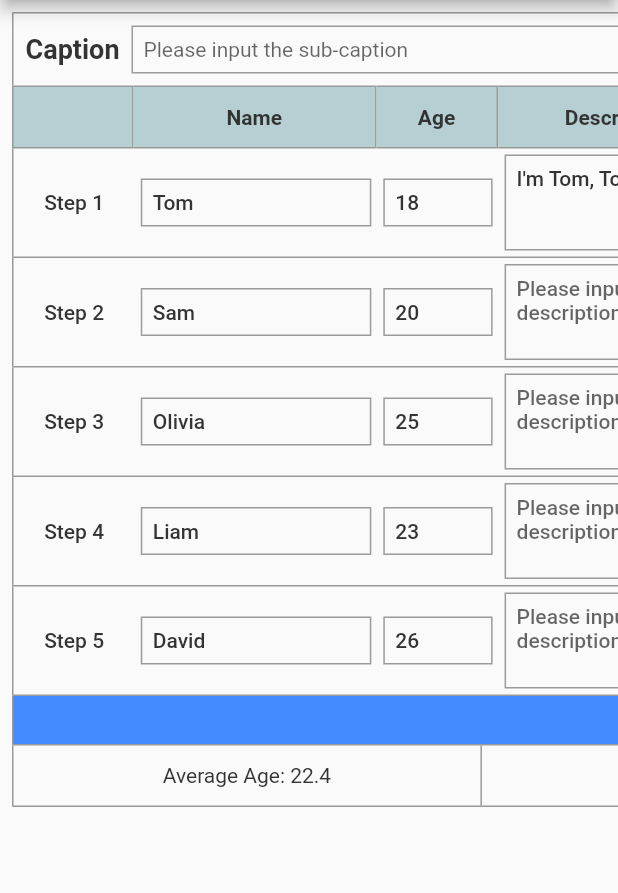
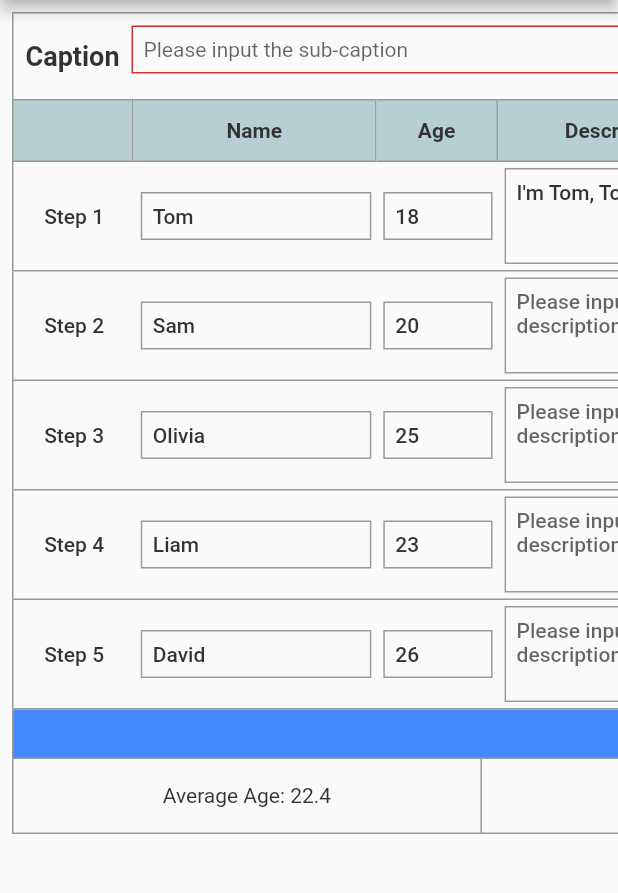
Before and after one commit to lianfanghua/flutter_editable_table, a Flutter app: the screen it shows after launch, after a tap on the "edit" icon, on a phone screen of 412 x 824 dp, the part 84-977 px from its top. Run offline on Flutter 3.47's test engine with Material 2 defaults, Android fonts, the phone set to English and light mode, and no system bars; our stand-ins replace flutter_datetime_picker.

Commit message:
docs: update example and docs

```diff
--- a/example/lib/main.dart
+++ b/example/lib/main.dart
@@ -1,4 +1,5 @@
 import 'package:flutter/material.dart';
+import 'package:flutter_editable_table/constants.dart';
 import 'package:flutter_editable_table/entities/table_entity.dart';
 import 'package:flutter_editable_table/flutter_editable_table.dart';
 
@@ -49,50 +50,77 @@ class _MyHomePageState extends State<MyHomePage> {
         "title": "Caption",
         "display": true,
         "editable": false,
-        "input_decoration": {"min_lines": 1, "max_lines": 1, "max_length": 64, "hint_text": "Please input the caption", "fill_color": null},
-        "style": {"font_weight": "bold", "font_size": 18.0, "font_color": "#333333", "background_color": null, "horizontal_alignment": "center", "vertical_alignment": "center", "text_align": "center"}
+        "style": {
+          "font_weight": "bold",
+          "font_size": 18.0,
+          "font_color": "#333333",
+          "background_color": null,
+          "horizontal_alignment": "center",
+          "vertical_alignment": "center",
+          "text_align": "center"
+        }
       },
       "sub_caption": {
         "title": null,
         "display": true,
         "editable": true,
-        "input_decoration": {"min_lines": 1, "max_lines": 1, "max_length": 64, "hint_text": "Please input the sub-caption", "fill_color": null},
-        "style": {"font_weight": "normal", "font_size": 14.0, "font_color": "#333333", "background_color": null, "horizontal_alignment": "center", "vertical_alignment": "center", "text_align": "center"}
+        "input_decoration": {
+          "min_lines": 1,
+          "max_lines": 1,
+          "max_length": 64,
+          "hint_text": "Please input the sub-caption",
+          "fill_color": null
+        },
+        "constrains": {"required": true},
+        "style": {
+          "font_weight": "normal",
+          "font_size": 14.0,
+          "font_color": "#333333",
+          "background_color": null,
+          "horizontal_alignment": "center",
+          "vertical_alignment": "center",
+          "text_align": "center"
+        }
       }
     },
     "columns": [
       {
         "primary_key": true,
-        "auto_increase": false,
         "name": "id",
-        "title": null,
         "type": "int",
         "format": null,
         "description": null,
         "display": false,
         "editable": false,
-        "input_decoration": {"min_lines": 1, "max_lines": 1, "max_length": 64, "hint_text": "Please input"},
-        "constrains": {"minimum": 0, "maximum": 99999999},
-        "style": {"font_weight": "bold", "font_size": 14.0, "font_color": "#333333", "background_color": "#b5cfd2", "horizontal_alignment": "center", "vertical_alignment": "center", "text_align": "center"}
+        "style": {
+          "font_weight": "bold",
+          "font_size": 14.0,
+          "font_color": "#333333",
+          "background_color": "#b5cfd2",
+          "horizontal_alignment": "center",
+          "vertical_alignment": "center",
+          "text_align": "center"
+        }
       },
       {
-        "primary_key": false,
         "auto_increase": true,
-        "name": null,
-        "title": null,
         "type": "int",
         "format": "Step __VALUE__",
         "description": null,
         "display": true,
         "editable": false,
         "width_factor": 0.2,
-        "input_decoration": {"min_lines": 1, "max_lines": 1, "max_length": 64, "hint_text": "Please input"},
-        "constrains": {"minimum": 0, "maximum": 99999999},
-        "style": {"font_weight": "bold", "font_size": 14.0, "font_color": "#333333", "background_color": "#b5cfd2", "horizontal_alignment": "center", "vertical_alignment": "center", "text_align": "center"}
+        "style": {
+          "font_weight": "bold",
+          "font_size": 14.0,
+          "font_color": "#333333",
+          "background_color": "#b5cfd2",
+          "horizontal_alignment": "center",
+          "vertical_alignment": "center",
+          "text_align": "center"
+        }
       },
       {
-        "primary_key": false,
-        "auto_increase": false,
         "name": "name",
         "title": "Name",
         "type": "string",
@@ -101,13 +129,24 @@ class _MyHomePageState extends State<MyHomePage> {
         "display": true,
         "editable": true,
         "width_factor": 0.4,
-        "input_decoration": {"min_lines": 1, "max_lines": 1, "max_length": 128, "hint_text": "Please input the name"},
-        "constrains": {"minimum": 0, "maximum": 99999999},
-        "style": {"font_weight": "bold", "font_size": 14.0, "font_color": "#333333", "background_color": "#b5cfd2", "horizontal_alignment": "center", "vertical_alignment": "center", "text_align": "center"}
+        "input_decoration": {
+          "min_lines": 1,
+          "max_lines": 1,
+          "max_length": 128,
+          "hint_text": "Please input the name"
+        },
+        "constrains": {"required": true},
+        "style": {
+          "font_weight": "bold",
+          "font_size": 14.0,
+          "font_color": "#333333",
+          "background_color": "#b5cfd2",
+          "horizontal_alignment": "center",
+          "vertical_alignment": "center",
+          "text_align": "center"
+        }
       },
       {
-        "primary_key": false,
-        "auto_increase": false,
         "name": "age",
         "title": "Age",
         "type": "integer",
@@ -116,13 +155,24 @@ class _MyHomePageState extends State<MyHomePage> {
         "display": true,
         "editable": true,
         "width_factor": 0.2,
-        "input_decoration": {"min_lines": 1, "max_lines": 1, "max_length": 128, "hint_text": "Please input the age"},
-        "constrains": {"minimum": 1, "maximum": 100},
-        "style": {"font_weight": "bold", "font_size": 14.0, "font_color": "#333333", "background_color": "#b5cfd2", "horizontal_alignment": "center", "vertical_alignment": "center", "text_align": "center"}
+        "input_decoration": {
+          "min_lines": 1,
+          "max_lines": 1,
+          "max_length": 3,
+          "hint_text": "Please input the age"
+        },
+        "constrains": {"required": true, "minimum": 1, "maximum": 120},
+        "style": {
+          "font_weight": "bold",
+          "font_size": 14.0,
+          "font_color": "#333333",
+          "background_color": "#b5cfd2",
+          "horizontal_alignment": "center",
+          "vertical_alignment": "center",
+          "text_align": "center"
+        }
       },
       {
-        "primary_key": false,
-        "auto_increase": false,
         "name": "desc",
         "title": "Description",
         "type": "string",
@@ -131,13 +181,24 @@ class _MyHomePageState extends State<MyHomePage> {
         "display": true,
         "editable": true,
         "width_factor": 0.4,
-        "input_decoration": {"min_lines": 3, "max_lines": 5, "max_length": 128, "hint_text": "Please input the description"},
-        "constrains": {"minimum": 1, "maximum": 100, "pattern": "\\w{128}"},
-        "style": {"font_weight": "bold", "font_size": 14.0, "font_color": "#333333", "background_color": "#b5cfd2", "horizontal_alignment": "center", "vertical_alignment": "center", "text_align": "center"}
+        "input_decoration": {
+          "min_lines": 3,
+          "max_lines": 5,
+          "max_length": 128,
+          "hint_text": "Please input the description"
+        },
+        "constrains": {"required": false, "minimum": 1, "maximum": 100},
+        "style": {
+          "font_weight": "bold",
+          "font_size": 14.0,
+          "font_color": "#333333",
+          "background_color": "#b5cfd2",
+          "horizontal_alignment": "center",
+          "vertical_alignment": "center",
+          "text_align": "center"
+        }
       },
       {
-        "primary_key": false,
-        "auto_increase": false,
         "name": "salary",
         "title": "Salary",
         "type": "float",
@@ -146,13 +207,24 @@ class _MyHomePageState extends State<MyHomePage> {
         "display": true,
         "editable": true,
         "width_factor": 0.2,
-        "input_decoration": {"min_lines": 1, "max_lines": 1, "max_length": 128, "hint_text": "Please input the salary"},
-        "constrains": {"minimum": -100, "maximum": 10000},
-        "style": {"font_weight": "bold", "font_size": 14.0, "font_color": "#333333", "background_color": "#b5cfd2", "horizontal_alignment": "center", "vertical_alignment": "center", "text_align": "center"}
+        "input_decoration": {
+          "min_lines": 1,
+          "max_lines": 1,
+          "max_length": 128,
+          "hint_text": "Please input the salary"
+        },
+        "constrains": {"required": true, "minimum": -100, "maximum": 10000},
+        "style": {
+          "font_weight": "bold",
+          "font_size": 14.0,
+          "font_color": "#333333",
+          "background_color": "#b5cfd2",
+          "horizontal_alignment": "center",
+          "vertical_alignment": "center",
+          "text_align": "center"
+        }
       },
       {
-        "primary_key": false,
-        "auto_increase": false,
         "name": "married",
         "title": "Married",
         "type": "bool",
@@ -161,13 +233,18 @@ class _MyHomePageState extends State<MyHomePage> {
         "display": true,
         "editable": true,
         "width_factor": 0.12,
-        "input_decoration": {"min_lines": 1, "max_lines": 1, "max_length": 128, "hint_text": "Please select"},
-        "constrains": {"minimum": 1, "maximum": 100},
-        "style": {"font_weight": "bold", "font_size": 14.0, "font_color": "#333333", "background_color": "#b5cfd2", "horizontal_alignment": "center", "vertical_alignment": "center", "text_align": "center"}
+        "constrains": {"required": false},
+        "style": {
+          "font_weight": "bold",
+          "font_size": 14.0,
+          "font_color": "#333333",
+          "background_color": "#b5cfd2",
+          "horizontal_alignment": "center",
+          "vertical_alignment": "center",
+          "text_align": "center"
+        }
       },
       {
-        "primary_key": false,
-        "auto_increase": false,
         "name": "d_o_m",
         "title": "Date Of Marriage",
         "type": "date",
@@ -176,13 +253,18 @@ class _MyHomePageState extends State<MyHomePage> {
         "display": true,
         "editable": true,
         "width_factor": 0.3,
-        "input_decoration": {"min_lines": 1, "max_lines": 1, "max_length": 128, "hint_text": "Please input the date of marriage"},
-        "constrains": {"minimum": 1, "maximum": 100},
-        "style": {"font_weight": "bold", "font_size": 14.0, "font_color": "#333333", "background_color": "#b5cfd2", "horizontal_alignment": "center", "vertical_alignment": "center", "text_align": "center"}
+        "input_decoration": {"hint_text": "Please input the date of marriage"},
+        "style": {
+          "font_weight": "bold",
+          "font_size": 14.0,
+          "font_color": "#333333",
+          "background_color": "#b5cfd2",
+          "horizontal_alignment": "center",
+          "vertical_alignment": "center",
+          "text_align": "center"
+        }
       },
       {
-        "primary_key": false,
-        "auto_increase": false,
         "name": "l_s_t",
         "title": "Last Shopping Time",
         "type": "datetime",
@@ -191,17 +273,72 @@ class _MyHomePageState extends State<MyHomePage> {
         "display": true,
         "editable": true,
         "width_factor": 0.5,
-        "input_decoration": {"min_lines": 1, "max_lines": 1, "max_length": 128, "hint_text": "Please input your last shopping time"},
-        "constrains": {"minimum": 1, "maximum": 100},
-        "style": {"font_weight": "bold", "font_size": 14.0, "font_color": "#333333", "background_color": "#b5cfd2", "horizontal_alignment": "center", "vertical_alignment": "center", "text_align": "center"}
+        "input_decoration": {
+          "hint_text": "Please input your last shopping time"
+        },
+        "constrains": {"required": true},
+        "style": {
+          "font_weight": "bold",
+          "font_size": 14.0,
+          "font_color": "#333333",
+          "background_color": "#b5cfd2",
+          "horizontal_alignment": "center",
+          "vertical_alignment": "center",
+          "text_align": "center"
+        }
       }
     ],
     "rows": [
-      {"id": 0, "name": "Tom", "age": 18, "desc": "I'm Tom, Tom, Tom", "salary": 1000.5, "married": false, "d_o_m": null, "l_s_t": "2021-10-02 14:30"},
-      {"id": 1, "name": "Sam", "age": 20, "desc": null, "salary": 1234.5, "married": false, "d_o_m": null, "l_s_t": "2021-06-23 11:28"},
-      {"id": 2, "name": "Olivia", "age": 25, "desc": null, "salary": 2500.0, "married": true, "d_o_m": "2020-10-01", "l_s_t": "2021-01-08 20:20"},
-      {"id": 3, "name": "Liam", "age": 23, "desc": null, "salary": 3000.0, "married": true, "d_o_m": "2018-08-01", "l_s_t": "2021-11-11 18:10"},
-      {"id": 4, "name": "David", "age": 26, "desc": null, "salary": 2300.0, "married": true, "d_o_m": "2019-03-05", "l_s_t": "2021-12-08 21:30"},
+      {
+        "id": 0,
+        "name": "Tom",
+        "age": 18,
+        "desc": "I'm Tom, Tom, Tom",
+        "salary": 1000.5,
+        "married": false,
+        "d_o_m": null,
+        "l_s_t": null
+      },
+      {
+        "id": 1,
+        "name": "Sam",
+        "age": 20,
+        "desc": null,
+        "salary": 1234.5,
+        "married": false,
+        "d_o_m": null,
+        "l_s_t": "2021-06-23 11:28"
+      },
+      {
+        "id": 2,
+        "name": "Olivia",
+        "age": 25,
+        "desc": null,
+        "salary": 2500.0,
+        "married": true,
+        "d_o_m": "2020-10-01",
+        "l_s_t": "2021-01-08 20:20"
+      },
+      {
+        "id": 3,
+        "name": "Liam",
+        "age": 23,
+        "desc": null,
+        "salary": 3000.0,
+        "married": true,
+        "d_o_m": "2018-08-01",
+        "l_s_t": "2021-11-11 18:10"
+      },
+      {
+        "id": 4,
+        "name": "David",
+        "age": 26,
+        "desc": null,
+        "salary": 2300.0,
+        "married": true,
+        "d_o_m": "2019-03-05",
+        "l_s_t": "2021-12-08 21:30"
+      },
     ],
     "footer": {
       "layout_direction": "row",
@@ -210,22 +347,51 @@ class _MyHomePageState extends State<MyHomePage> {
           "title": "Average Age: 22.4",
           "display": true,
           "editable": false,
-          "input_decoration": {"min_lines": 1, "max_lines": 1, "max_length": 64, "hint_text": "Please input the sub-caption", "fill_color": null},
-          "style": {"font_weight": "normal", "font_size": 14.0, "font_color": "#333333", "background_color": null, "horizontal_alignment": "center", "vertical_alignment": "center", "text_align": "center"}
+          "style": {
+            "font_weight": "normal",
+            "font_size": 14.0,
+            "font_color": "#333333",
+            "background_color": null,
+            "horizontal_alignment": "center",
+            "vertical_alignment": "center",
+            "text_align": "center"
+          }
         },
         {
           "title": "Married: 3",
           "display": true,
           "editable": false,
-          "input_decoration": {"min_lines": 1, "max_lines": 1, "max_length": 64, "hint_text": "Please input the sub-caption", "fill_color": null},
-          "style": {"font_weight": "normal", "font_size": 14.0, "font_color": "#333333", "background_color": null, "horizontal_alignment": "center", "vertical_alignment": "center", "text_align": "center"}
+          "style": {
+            "font_weight": "normal",
+            "font_size": 14.0,
+            "font_color": "#333333",
+            "background_color": null,
+            "horizontal_alignment": "center",
+            "vertical_alignment": "center",
+            "text_align": "center"
+          }
         },
         {
           "title": null,
           "display": true,
           "editable": true,
-          "input_decoration": {"min_lines": 1, "max_lines": 1, "max_length": 64, "hint_text": "Please input identity", "fill_color": null},
-          "style": {"font_weight": "normal", "font_size": 14.0, "font_color": "#333333", "background_color": null, "horizontal_alignment": "center", "vertical_alignment": "center", "text_align": "center"}
+          "input_decoration": {
+            "min_lines": 1,
+            "max_lines": 1,
+            "max_length": 64,
+            "hint_text": "Please input identity",
+            "fill_color": null
+          },
+          "constrains": {"required": true},
+          "style": {
+            "font_weight": "normal",
+            "font_size": 14.0,
+            "font_color": "#333333",
+            "background_color": null,
+            "horizontal_alignment": "center",
+            "vertical_alignment": "center",
+            "text_align": "center"
+          }
         }
       ]
     }
@@ -263,6 +429,10 @@ class _MyHomePageState extends State<MyHomePage> {
               setState(() {
                 editing = !editing;
               });
+              if (!editing) {
+                print(
+                    'table filling status: ${_editableTableKey.currentState?.currentData.isFilled}');
+              }
             },
             child: Icon(!editing ? Icons.edit : Icons.check),
           ),
@@ -295,12 +465,19 @@ class _MyHomePageState extends State<MyHomePage> {
             color: Colors.white,
           ),
           addRowIconContainerBackgroundColor: Colors.blueAccent,
+          formFieldAutoValidateMode: AutovalidateMode.always,
           onRowRemoved: (row) {
             print('row removed: ${row.toString()}');
           },
           onRowAdded: () {
             print('row added');
           },
+          onFilling: (FillingArea area, dynamic value) {
+            print('filling: ${area.toString()}, value: ${value.toString()}');
+          },
+          onSubmitted: (FillingArea area, dynamic value) {
+            print('submitted: ${area.toString()}, value: ${value.toString()}');
+          },
         ),
       ),
     );
```
Also changed, not shown: 2 other files.
